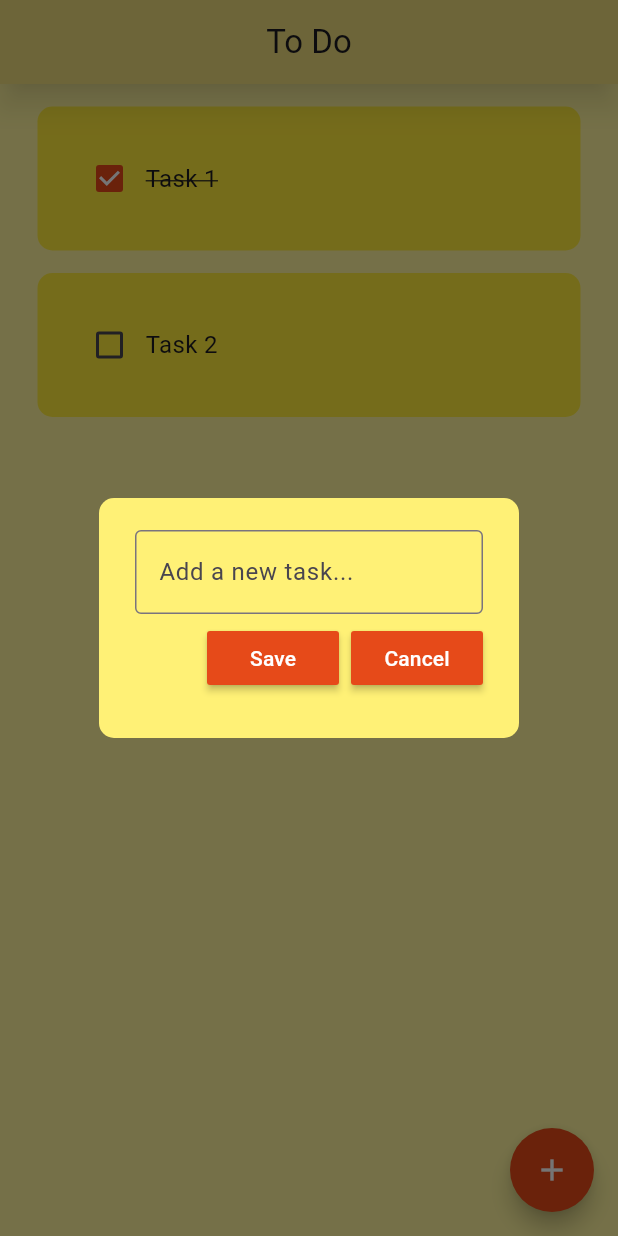
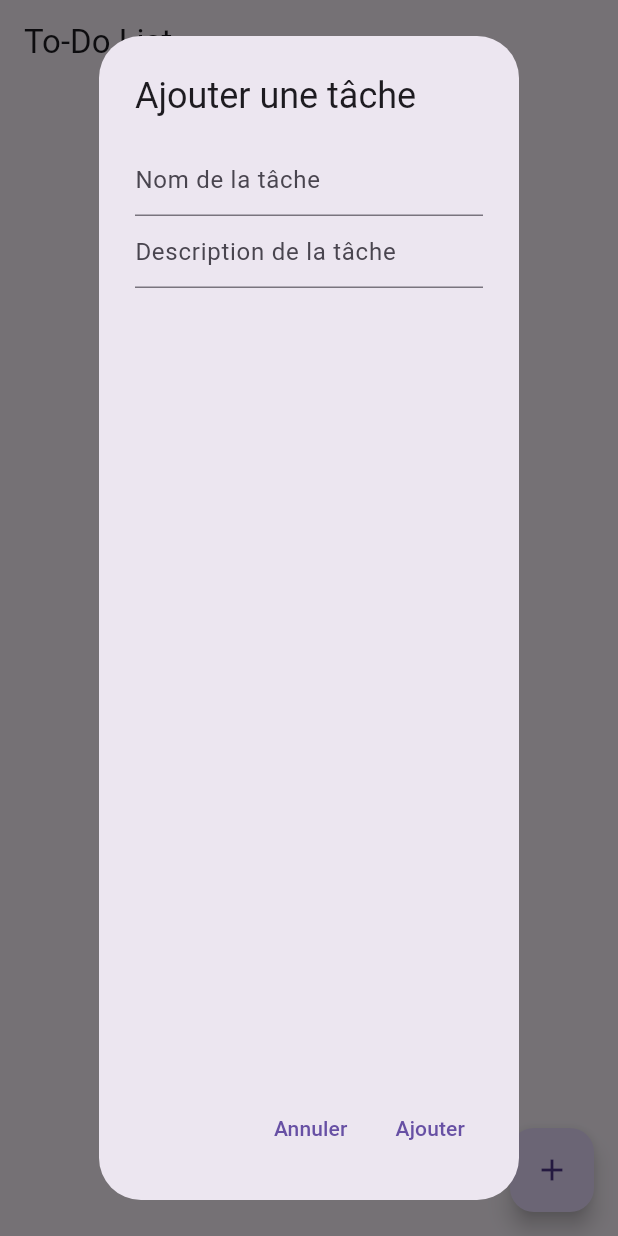
Before and after one commit to qguillaume/todolist, a Flutter app: the screen it shows after launch, after a tap on the "add" icon, on a phone screen of 412 x 824 dp. Run offline on Flutter 3.47's test engine with Material 3 defaults, Android fonts, the phone set to English and light mode, and no system bars; drawn by our look-alikes of flutter_slidable; our stand-ins replace get, get_storage.

Commit message:
v2 todolist

```diff
--- a/lib/main.dart
+++ b/lib/main.dart
@@ -1,21 +1,17 @@
 import 'package:flutter/material.dart';
-import 'package:todolist/pages/home_page.dart';
+import 'package:get/get.dart';
+import 'todos/todo_page.dart';
 
 void main() {
-  runApp(const MyApp());
+  runApp(MyApp());
 }
 
 class MyApp extends StatelessWidget {
-  const MyApp({super.key});
-
   @override
   Widget build(BuildContext context) {
-    return MaterialApp(
-      debugShowCheckedModeBanner: false,
-      theme: ThemeData(
-        primaryColor: Colors.deepOrange[700], // La couleur principale de l’app
-      ),
-      home: HomePage(),
+    return GetMaterialApp(
+      title: 'ToDo App',
+      home: TodoPage(), // Appelle directement la TodoPage
     );
   }
 }
--- /dev/null
+++ b/lib/todos/todo_controller.dart
@@ -0,0 +1,45 @@
+import 'package:get/get.dart';
+import 'package:get_storage/get_storage.dart';
+import 'todo_model.dart';
+
+class TodoController extends GetxController {
+  final box = GetStorage();
+  var todos = <Todo>[].obs; // .obs pour réactivité
+
+  @override
+  void onInit() {
+    super.onInit();
+    initTodos();
+  }
+
+  void initTodos() {
+    if (box.hasData('todos')) {
+      var storedTodos = box.read<List>('todos');
+      if (storedTodos != null) {
+        todos.assignAll(storedTodos.map((e) => Todo.fromJson(e)));
+      }
+    }
+  }
+
+  void add(Todo todo) {
+    todos.add(todo);
+    saveTodos();
+  }
+
+  void remove(Todo todo) {
+    todos.remove(todo);
+    saveTodos();
+  }
+
+  void updateTodo(Todo updatedTodo) {
+    int index = todos.indexWhere((todo) => todo.id == updatedTodo.id);
+    if (index != -1) {
+      todos[index] = updatedTodo;
+      saveTodos();
+    }
+  }
+
+  void saveTodos() {
+    box.write('todos', todos.map((e) => e.toJson()).toList());
+  }
+}
--- /dev/null
+++ b/lib/todos/todo_model.dart
@@ -0,0 +1,34 @@
+class Todo {
+  final String id;
+  final String title;
+  final String description;
+  final bool isDone;
+
+  // Constructeur
+  Todo({
+    required this.id,
+    required this.title,
+    required this.description,
+    this.isDone = false,
+  });
+
+  // Convertir un objet Todo en Map (pour le stockage local)
+  Map<String, dynamic> toJson() {
+    return {
+      'id': id,
+      'title': title,
+      'description': description,
+      'isDone': isDone,
+    };
+  }
+
+  // Créer un objet Todo à partir d'un Map
+  factory Todo.fromJson(Map<String, dynamic> json) {
+    return Todo(
+      id: json['id'],
+      title: json['title'],
+      description: json['description'],
+      isDone: json['isDone'],
+    );
+  }
+}
--- /dev/null
+++ b/lib/todos/todo_page.dart
@@ -0,0 +1,120 @@
+import 'package:flutter/material.dart';
+import 'package:get/get.dart';
+import 'todo_controller.dart';
+import 'todo_model.dart';
+
+class TodoPage extends StatelessWidget {
+  final TodoController _todoController = Get.put(TodoController());
+
+  @override
+  Widget build(BuildContext context) {
+    // La page qui affiche la liste des tâches
+    return Scaffold(
+      appBar: AppBar(title: Text("To-Do List")),
+      body: Obx(() {
+        // Obx permet de rendre la liste réactive
+        if (_todoController.todos.isEmpty) {
+          return Center(child: Text("Aucune tâche à afficher"));
+        }
+
+        return ListView.builder(
+          itemCount: _todoController.todos.length,
+          itemBuilder: (context, index) {
+            final todo = _todoController.todos[index];
+            return ListTile(
+              title: Text(todo.title),
+              trailing: IconButton(
+                icon: Icon(Icons.delete),
+                onPressed: () {
+                  _todoController.remove(todo);
+                },
+              ),
+              leading: IconButton(
+                icon: Icon(
+                  todo.isDone
+                      ? Icons.check_circle
+                      : Icons.radio_button_unchecked,
+                ),
+                onPressed: () {
+                  _todoController.updateTodo(
+                    Todo(
+                      id: todo.id,
+                      title: todo.title,
+                      description: todo.description,
+                      isDone: !todo.isDone,
+                    ),
+                  );
+                },
+              ),
+            );
+          },
+        );
+      }),
+      floatingActionButton: FloatingActionButton(
+        onPressed: () {
+          // Action pour ajouter une tâche
+          _showAddTodoDialog(context);
+        },
+        child: Icon(Icons.add),
+      ),
+    );
+  }
+
+  // Fonction pour afficher un formulaire d'ajout de tâche
+  void _showAddTodoDialog(BuildContext context) {
+    TextEditingController _titleController = TextEditingController();
+    TextEditingController _descriptionController = TextEditingController();
+
+    showDialog(
+      context: context,
+      builder: (context) {
+        return AlertDialog(
+          title: Text("Ajouter une tâche"),
+          content: Column(
+            children: [
+              TextField(
+                controller: _titleController,
+                decoration: InputDecoration(hintText: "Nom de la tâche"),
+              ),
+              TextField(
+                controller: _descriptionController,
+                decoration: InputDecoration(
+                  hintText: "Description de la tâche",
+                ),
+              ),
+            ],
+          ),
+          actions: [
+            TextButton(
+              onPressed: () {
+                Navigator.of(context).pop();
+              },
+              child: Text("Annuler"),
+            ),
+            TextButton(
+              onPressed: () {
+                if (_titleController.text.isNotEmpty) {
+                  _todoController.add(
+                    Todo(
+                      id:
+                          DateTime.now()
+                              .toString(), // Utilisation d'un ID unique
+                      title: _titleController.text,
+                      description:
+                          _descriptionController.text.isEmpty
+                              ? "Aucune description" // Valeur par défaut si aucune description n'est fournie
+                              : _descriptionController.text,
+                      isDone: false,
+                    ),
+                  );
+                  Navigator.of(context).pop();
+                }
+              },
+              child: Text("Ajouter"),
+            ),
+          ],
+        );
+      },
+    );
+  }
+}
--- a/pubspec.yaml
+++ b/pubspec.yaml
@@ -39,6 +39,8 @@ dependencies:
 dev_dependencies:
   flutter_test:
     sdk: flutter
+  get: ^4.6.6
+  get_storage: ^2.1.1
 
   # The "flutter_lints" package below contains a set of recommended lints to
   # encourage good coding practices. The lint set provided by the package is
```
Also changed, not shown: lib/todos/widgets/tile_icon.dart (added, +10 -0 lines), lib/todos/widgets/tiles.dart (added, +36 -0 lines), pubspec.lock, 1 other file.
